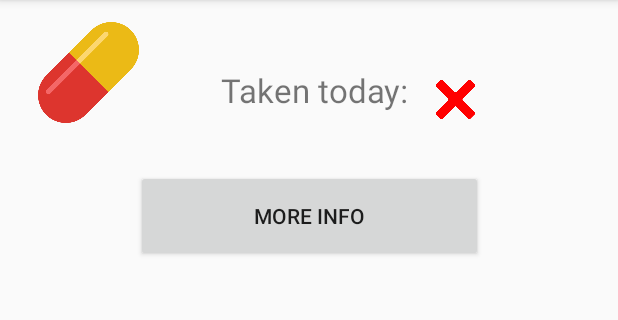
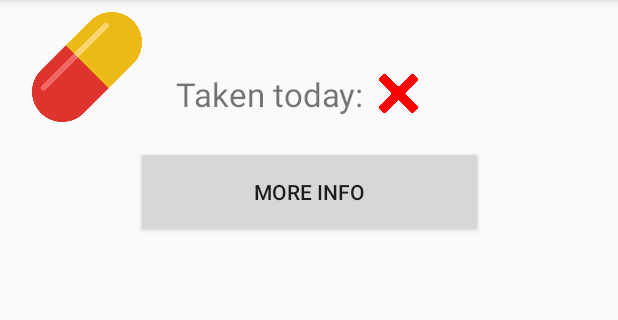
Before and after one commit to RUGSoftEng/2018-Tuberculosis-Android, an Android app: the fragment ViewMedicationFragment shown on its own in the app's theme, on a phone screen of 412 x 824 dp, the part 84-404 px from its top. Run offline under Robolectric (Android 15) with nearby library versions, the phone set to English and light mode, and no system bars.

Commit message:
Changed layout of medication click

```diff
--- a/TuberculosisApp/app/src/main/res/layout/fragment_view_medication.xml
+++ b/TuberculosisApp/app/src/main/res/layout/fragment_view_medication.xml
@@ -4,26 +4,84 @@
     xmlns:tools="http://schemas.android.com/tools"
     android:id="@+id/linearLayout"
     android:layout_width="match_parent"
-    android:layout_height="match_parent">
+    android:layout_height="match_parent"
+    tools:layout_editor_absoluteY="81dp">
 
     <ImageView
         android:id="@+id/imageView"
-        android:layout_width="102dp"
-        android:layout_height="67dp"
-        android:layout_marginBottom="8dp"
+        android:layout_width="100dp"
+        android:layout_height="73dp"
+        android:layout_marginEnd="8dp"
         android:layout_marginLeft="8dp"
+        android:layout_marginRight="8dp"
         android:layout_marginStart="8dp"
         android:layout_marginTop="8dp"
         android:adjustViewBounds="true"
         android:contentDescription="Pill Icon"
-        app:layout_constraintBottom_toBottomOf="parent"
+        app:layout_constraintEnd_toEndOf="parent"
+        app:layout_constraintHorizontal_bias="0.0"
         app:layout_constraintStart_toStartOf="parent"
         app:layout_constraintTop_toTopOf="parent"
-        app:layout_constraintVertical_bias="0.00999999"
         app:srcCompat="@drawable/ic_medication" />
 
+    <ImageView
+        android:id="@+id/hasTakenImage"
+        android:layout_width="46dp"
+        android:layout_height="30dp"
+        android:layout_marginBottom="20dp"
+        android:layout_marginEnd="8dp"
+        android:layout_marginRight="8dp"
+        android:layout_marginTop="8dp"
+        app:layout_constraintBottom_toTopOf="@+id/buttonInfo"
+        app:layout_constraintEnd_toEndOf="parent"
+        app:layout_constraintHorizontal_bias="0.0"
+        app:layout_constraintStart_toEndOf="@+id/hasTaken"
+        app:layout_constraintTop_toTopOf="parent"
+        app:layout_constraintVertical_bias="1.0"
+        app:srcCompat="@drawable/ic_check" />
+
+    <Button
+        android:id="@+id/buttonInfo"
+        android:layout_width="231dp"
+        android:layout_height="61dp"
+        android:layout_marginEnd="8dp"
+        android:layout_marginLeft="8dp"
+        android:layout_marginRight="8dp"
+        android:layout_marginStart="8dp"
+        android:layout_marginTop="20dp"
+        android:text="@string/more_info_buttion"
+        app:layout_constraintEnd_toEndOf="parent"
+        app:layout_constraintHorizontal_bias="0.503"
+        app:layout_constraintStart_toStartOf="parent"
+        app:layout_constraintTop_toBottomOf="@+id/hasTaken" />
+
+    <FrameLayout
+        android:id="@+id/frameLayout"
+        android:layout_width="182dp"
+        android:layout_height="32dp"
+        android:layout_marginEnd="8dp"
+        android:layout_marginLeft="8dp"
+        android:layout_marginRight="8dp"
+        android:layout_marginStart="8dp"
+        android:layout_marginTop="8dp"
+        app:layout_constraintEnd_toEndOf="parent"
+        app:layout_constraintHorizontal_bias="0.0"
+        app:layout_constraintStart_toEndOf="@+id/imageView"
+        app:layout_constraintTop_toTopOf="parent">
+
+        <TextView
+            android:id="@+id/medicationName"
+            android:layout_width="match_parent"
+            android:layout_height="match_parent"
+            android:text="@string/medication_name_placeholder"
+            android:textColor="@android:color/black"
+            android:textSize="22sp"
+            tools:layout_editor_absoluteX="8dp"
+            tools:layout_editor_absoluteY="170dp" />
+    </FrameLayout>
+
     <TextView
-        android:id="@+id/medicationName"
+        android:id="@+id/hasTaken"
         android:layout_width="wrap_content"
         android:layout_height="wrap_content"
         android:layout_marginEnd="8dp"
@@ -31,60 +89,10 @@
         android:layout_marginRight="8dp"
         android:layout_marginStart="8dp"
         android:layout_marginTop="8dp"
-        android:text="@string/medication_name_placeholder"
-        android:textColor="@android:color/black"
-        android:textSize="22sp"
-        app:layout_constraintEnd_toEndOf="parent"
-        app:layout_constraintHorizontal_bias="0.27"
-        app:layout_constraintStart_toEndOf="@+id/imageView"
-        app:layout_constraintTop_toTopOf="parent" />
-
-    <TextView
-        android:id="@+id/hasTaken"
-        android:layout_width="wrap_content"
-        android:layout_height="wrap_content"
-        android:layout_marginEnd="8dp"
-        android:layout_marginRight="8dp"
-        android:layout_marginTop="8dp"
         android:text="@string/medication_taken"
         android:textSize="22sp"
         app:layout_constraintEnd_toEndOf="parent"
-        app:layout_constraintHorizontal_bias="0.22"
+        app:layout_constraintHorizontal_bias="0.01"
         app:layout_constraintStart_toEndOf="@+id/imageView"
-        app:layout_constraintTop_toBottomOf="@+id/medicationName" />
-
-    <ImageView
-        android:id="@+id/hasTakenImage"
-        android:layout_width="46dp"
-        android:layout_height="30dp"
-        android:layout_marginBottom="8dp"
-        android:layout_marginEnd="8dp"
-        android:layout_marginLeft="8dp"
-        android:layout_marginRight="8dp"
-        android:layout_marginStart="8dp"
-        android:layout_marginTop="8dp"
-        app:layout_constraintBottom_toTopOf="@+id/buttonInfo"
-        app:layout_constraintEnd_toEndOf="parent"
-        app:layout_constraintHorizontal_bias="0.0"
-        app:layout_constraintStart_toEndOf="@+id/hasTaken"
-        app:layout_constraintTop_toBottomOf="@+id/medicationName"
-        app:layout_constraintVertical_bias="0.19"
-        app:srcCompat="@drawable/ic_check" />
-
-    <Button
-        android:id="@+id/buttonInfo"
-        android:layout_width="231dp"
-        android:layout_height="61dp"
-        android:layout_marginBottom="8dp"
-        android:layout_marginEnd="8dp"
-        android:layout_marginLeft="8dp"
-        android:layout_marginRight="8dp"
-        android:layout_marginStart="8dp"
-        android:layout_marginTop="8dp"
-        android:text="@string/more_info_buttion"
-        app:layout_constraintBottom_toBottomOf="parent"
-        app:layout_constraintEnd_toEndOf="parent"
-        app:layout_constraintStart_toStartOf="parent"
-        app:layout_constraintTop_toBottomOf="@+id/hasTaken"
-        app:layout_constraintVertical_bias="0.050000012" />
+        app:layout_constraintTop_toBottomOf="@+id/frameLayout" />
 </android.support.constraint.ConstraintLayout>
```
